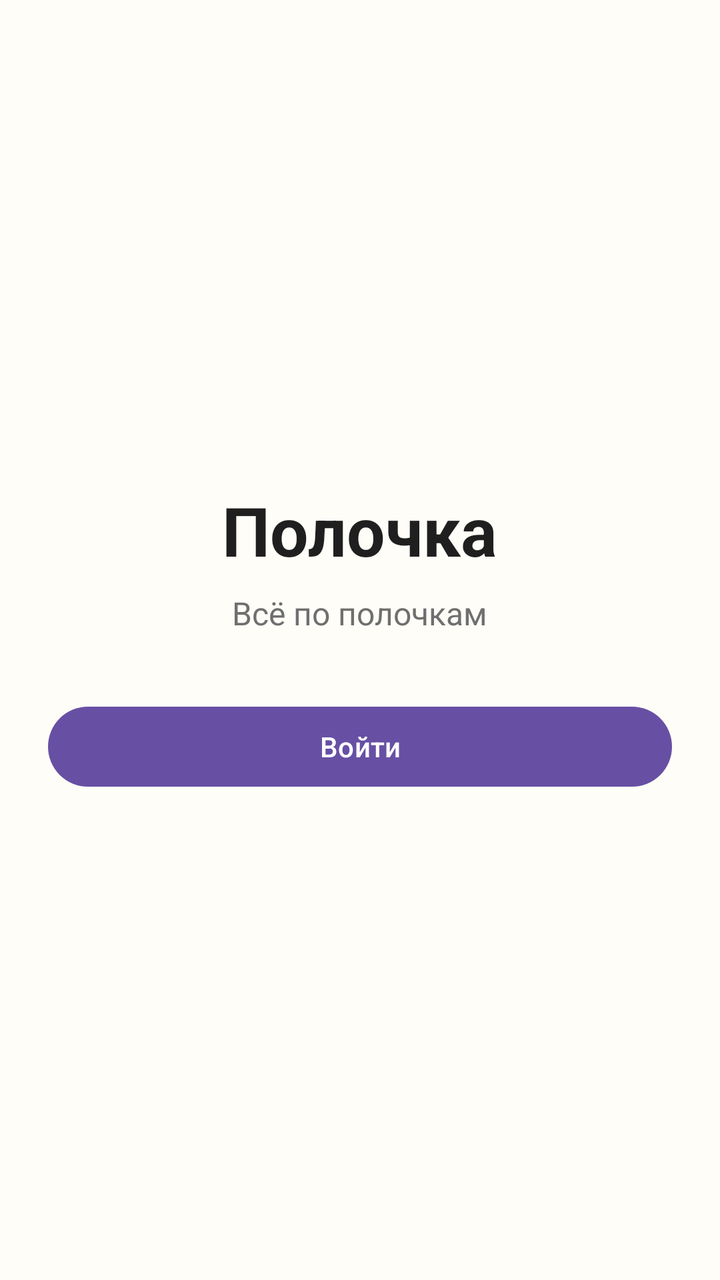
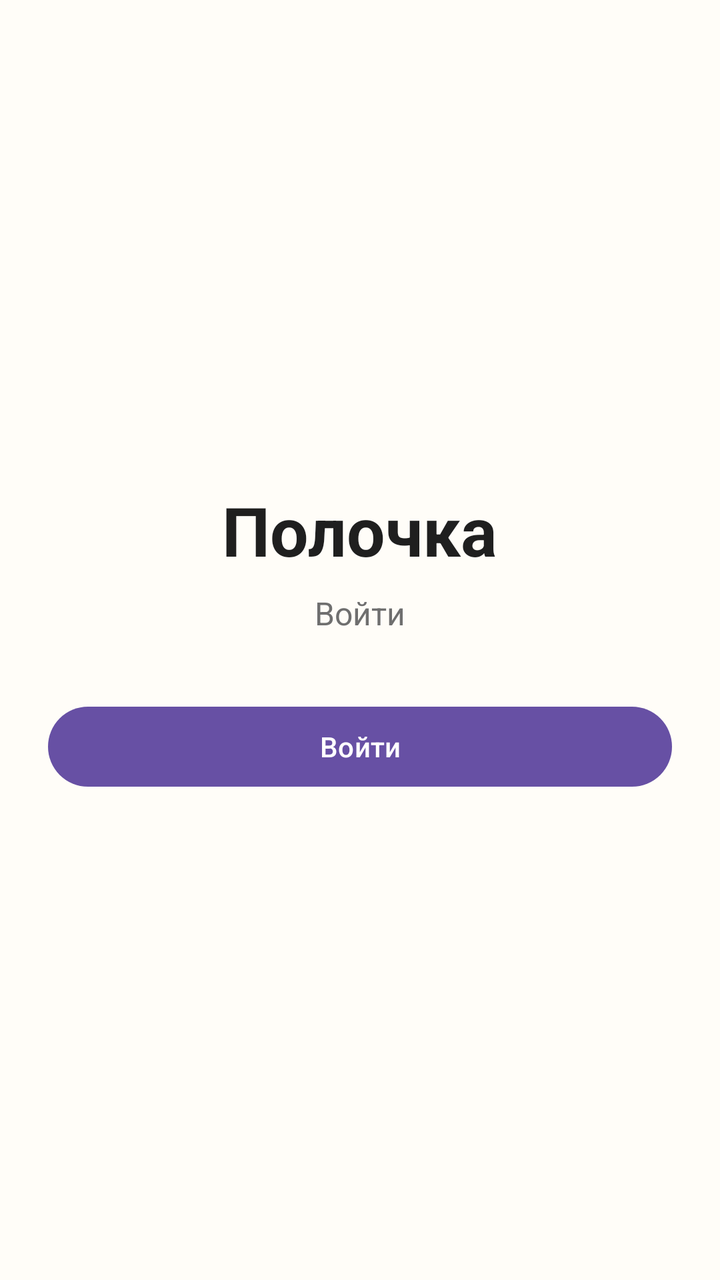

Compare the two renders of this Android layout. The source of the first and the diff that turns it into the second are given below.
<!-- AndroidManifest.xml: application theme Theme.Polochka -->
<!-- res/layout/fragment_login.xml -->
<?xml version="1.0" encoding="utf-8"?>
<LinearLayout
    xmlns:android="http://schemas.android.com/apk/res/android"
    android:layout_width="match_parent"
    android:layout_height="match_parent"
    android:orientation="vertical"
    android:gravity="center"
    android:background="@color/background_primary"
    android:padding="@dimen/screen_padding">

    <TextView
        android:layout_width="wrap_content"
        android:layout_height="wrap_content"
        android:text="@string/app_name"
        android:textColor="@color/text_primary"
        android:textSize="@dimen/text_title"
        android:textStyle="bold" />

    <TextView
        android:layout_width="wrap_content"
        android:layout_height="wrap_content"
        android:text="@string/app_slogan"
        android:textColor="@color/text_secondary"
        android:textSize="@dimen/text_body"
        android:layout_marginTop="@dimen/space_small" />

    <Button
        android:id="@+id/loginButton"
        android:layout_width="match_parent"
        android:layout_height="wrap_content"
        android:text="@string/login_button"
        android:layout_marginTop="@dimen/space_large" />

</LinearLayout>
<!-- resources referenced by this layout -->
<resources>
  <color name="background_primary">#FFFDF8</color>
  <color name="text_primary">#1F1F1F</color>
  <color name="text_secondary">#6F6F6F</color>
  <dimen name="screen_padding">24dp</dimen>
  <dimen name="space_large">32dp</dimen>
  <dimen name="space_small">8dp</dimen>
  <dimen name="text_body">16sp</dimen>
  <dimen name="text_title">34sp</dimen>
  <string name="app_name">Полочка</string>
  <string name="app_slogan">Всё по полочкам</string>
  <string name="login_button">Войти</string>
  <style name="Theme.Polochka" parent="Base.Theme.Polochka" />
  <style name="Base.Theme.Polochka" parent="Theme.Material3.DayNight.NoActionBar">
          
          
      </style>
</resources>

<!-- the commit's change to res/layout/fragment_login.xml (unified diff, before → after) -->
@@ -19,7 +19,7 @@
     <TextView
         android:layout_width="wrap_content"
         android:layout_height="wrap_content"
-        android:text="@string/app_slogan"
+        android:text="@string/action_login"
         android:textColor="@color/text_secondary"
         android:textSize="@dimen/text_body"
         android:layout_marginTop="@dimen/space_small" />
@@ -28,7 +28,7 @@
         android:id="@+id/loginButton"
         android:layout_width="match_parent"
         android:layout_height="wrap_content"
-        android:text="@string/login_button"
+        android:text="@string/action_login"
         android:layout_marginTop="@dimen/space_large" />
 
 </LinearLayout>
<!-- resource entries referenced after the edit -->
@@ -8,9 +8,8 @@
   <dimen name="space_small">8dp</dimen>
   <dimen name="text_body">16sp</dimen>
   <dimen name="text_title">34sp</dimen>
+  <string name="action_login">Войти</string>
   <string name="app_name">Полочка</string>
-  <string name="app_slogan">Всё по полочкам</string>
-  <string name="login_button">Войти</string>
   <style name="Theme.Polochka" parent="Base.Theme.Polochka" />
   <style name="Base.Theme.Polochka" parent="Theme.Material3.DayNight.NoActionBar">
           
